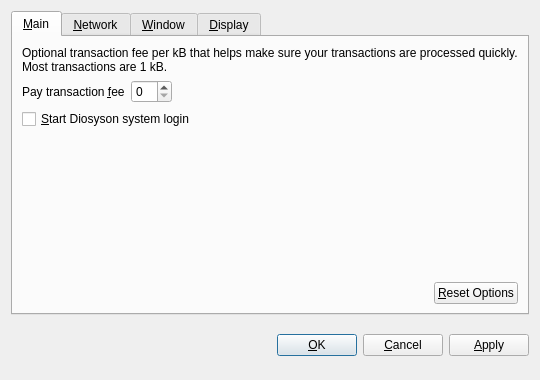
Qt form src/qt/forms/optionsdialog.ui (diosys/bitcoin) before a commit.
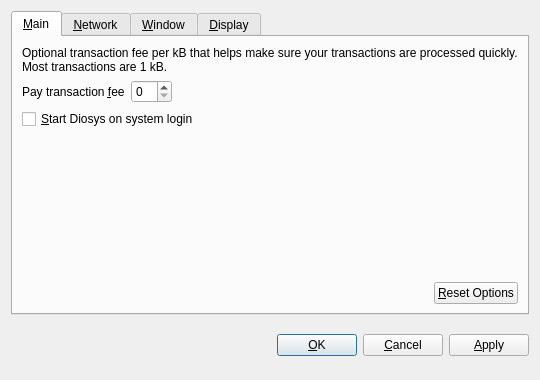
The same form after that commit. Custom widgets are drawn as their Qt base class.

Patch:
```diff
--- a/src/qt/forms/optionsdialog.ui
+++ b/src/qt/forms/optionsdialog.ui
@@ -82,7 +82,7 @@
           <string>Automatically start Diosysafter logging in to the system.</string>
          </property>
          <property name="text">
-          <string>&amp;Start Diosyson system login</string>
+          <string>&amp;Start Diosys on system login</string>
          </property>
         </widget>
        </item>
```
Left out of the diff: 18 changed lines with no effect on the pictures.
